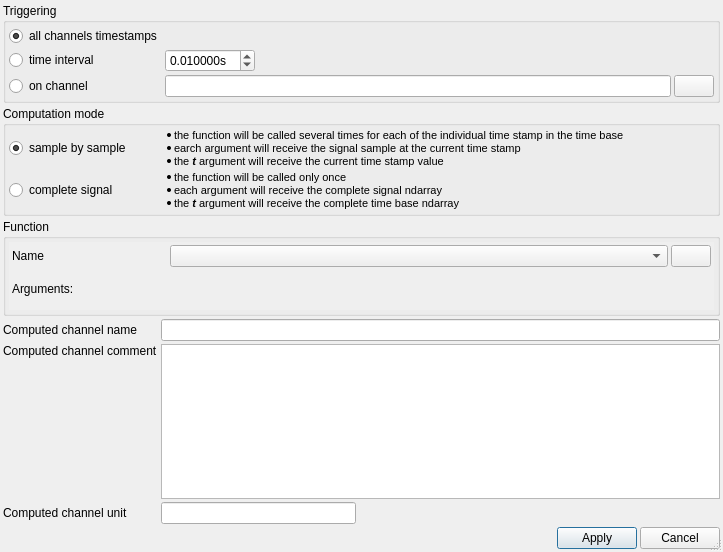
Qt form src/asammdf/gui/ui/define_channel_dialog.ui (danielhrisca/asammdf) before a commit.
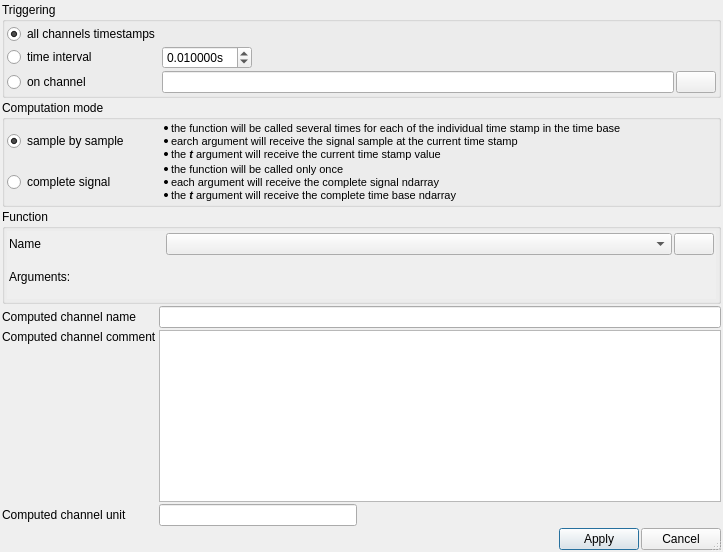
The same form after that commit. Icons and pictures are not drawn.

Diff of the .ui file:
```diff
--- a/src/asammdf/gui/ui/define_channel_dialog.ui
+++ b/src/asammdf/gui/ui/define_channel_dialog.ui
@@ -28,19 +28,19 @@
   </property>
   <layout class="QGridLayout" name="gridLayout" rowstretch="0,0,1,0,0,0,0,0" columnstretch="0,0,0,0,0">
    <property name="leftMargin">
-  <number>3</number>
+  <number>2</number>
 </property>
    <property name="topMargin">
-  <number>3</number>
+  <number>2</number>
 </property>
    <property name="rightMargin">
-  <number>3</number>
+  <number>2</number>
 </property>
    <property name="bottomMargin">
-  <number>3</number>
+  <number>2</number>
 </property>
    <property name="spacing">
-  <number>3</number>
+  <number>2</number>
 </property>
    <item row="5" column="1" colspan="4">
     <widget class="QPlainTextEdit" name="comment"/>
@@ -59,19 +59,19 @@
      </property>
      <layout class="QGridLayout" name="gridLayout_8">
       <property name="leftMargin">
-  <number>3</number>
+  <number>2</number>
 </property>
       <property name="topMargin">
-  <number>3</number>
+  <number>2</number>
 </property>
       <property name="rightMargin">
-  <number>3</number>
+  <number>2</number>
 </property>
       <property name="bottomMargin">
-  <number>3</number>
+  <number>2</number>
 </property>
       <property name="spacing">
-  <number>3</number>
+  <number>2</number>
 </property>
       <item row="1" column="2">
        <spacer name="horizontalSpacer_8">
@@ -233,19 +233,19 @@
      </property>
      <layout class="QVBoxLayout" name="verticalLayout">
       <property name="spacing">
-  <number>3</number>
+  <number>2</number>
 </property>
       <property name="leftMargin">
-  <number>3</number>
+  <number>2</number>
 </property>
       <property name="topMargin">
-  <number>3</number>
+  <number>2</number>
 </property>
       <property name="rightMargin">
-  <number>3</number>
+  <number>2</number>
 </property>
       <property name="bottomMargin">
-  <number>3</number>
+  <number>2</number>
 </property>
       <item>
        <widget class="QScrollArea" name="scrollArea">
@@ -269,19 +269,19 @@
          </property>
          <layout class="QGridLayout" name="arg_layout">
           <property name="leftMargin">
-  <number>3</number>
+  <number>2</number>
 </property>
           <property name="topMargin">
-  <number>3</number>
+  <number>2</number>
 </property>
           <property name="rightMargin">
-  <number>3</number>
+  <number>2</number>
 </property>
           <property name="bottomMargin">
-  <number>3</number>
+  <number>2</number>
 </property>
           <property name="spacing">
-  <number>3</number>
+  <number>2</number>
 </property>
           <item row="0" column="2">
            <widget class="QPushButton" name="show_definition_btn">
@@ -344,22 +344,22 @@
      </property>
      <layout class="QGridLayout" name="gridLayout_2" columnstretch="0,1">
       <property name="leftMargin">
-  <number>3</number>
+  <number>2</number>
 </property>
       <property name="topMargin">
-  <number>3</number>
+  <number>2</number>
 </property>
       <property name="rightMargin">
-  <number>3</number>
+  <number>2</number>
 </property>
       <property name="bottomMargin">
-  <number>3</number>
+  <number>2</number>
 </property>
       <property name="horizontalSpacing">
-  <number>3</number>
+  <number>2</number>
 </property>
       <property name="verticalSpacing">
-  <number>3</number>
+  <number>2</number>
 </property>
       <item row="0" column="0">
        <widget class="QRadioButton" name="sample_by_sample">
```
